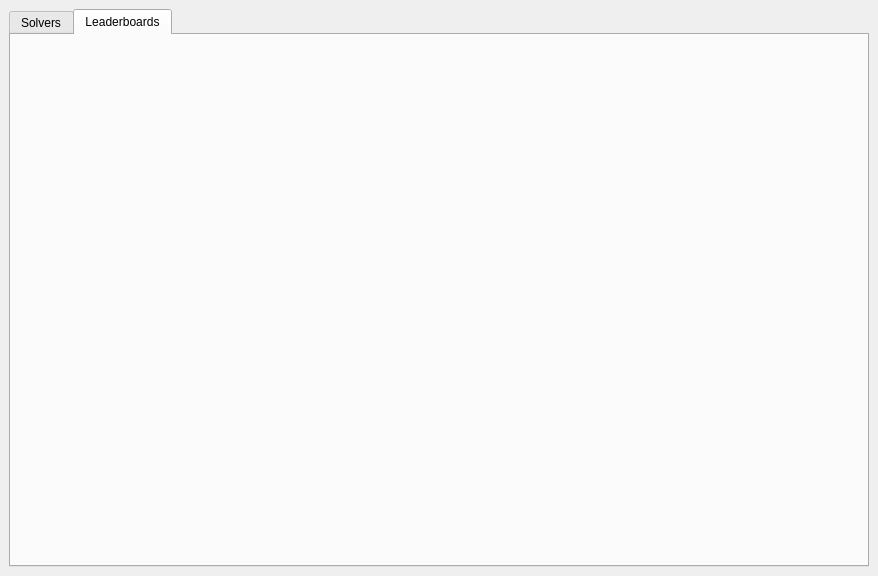
Before: the Qt Designer form mainwindow.ui in aboeuf/AdventOfCode_legacy, drawn with Qt 5.
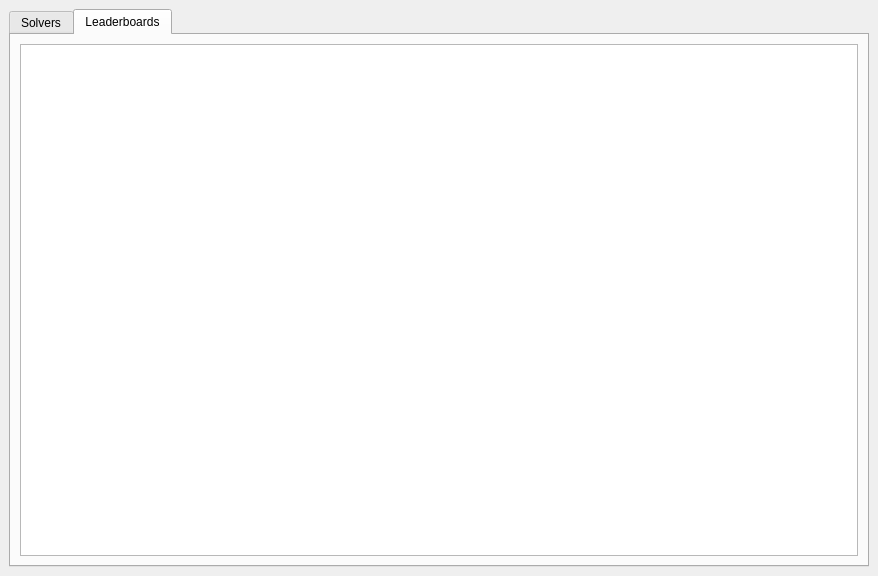
After: the same form once the commit is applied. The open tabs and pages were chosen to show the change.

```diff
--- a/mainwindow.ui
+++ b/mainwindow.ui
@@ -159,7 +159,11 @@
        <attribute name="title">
         <string>Leaderboards</string>
        </attribute>
-       <layout class="QVBoxLayout" name="verticalLayout_2"/>
+       <layout class="QVBoxLayout" name="verticalLayout_2">
+        <item>
+         <widget class="QPlainTextEdit" name="plainTextEdit"/>
+        </item>
+       </layout>
       </widget>
      </widget>
     </item>
```
Left out of the diff: 2 changed lines with no effect on the pictures.
